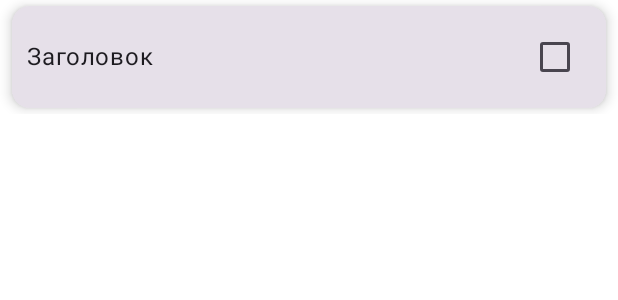
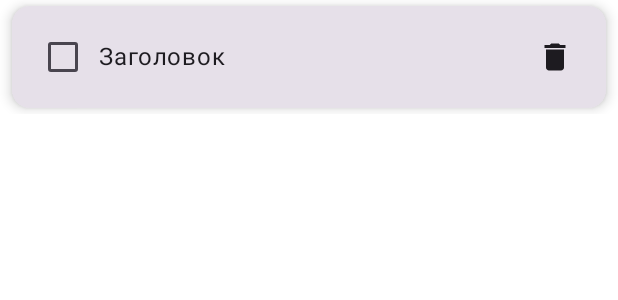
Before and after one commit to EgorPoprotskiy/TaskManager, an Android app built with Jetpack Compose: the @Preview function TaskItemPreview, on a phone screen of 412 x 824 dp. Shown: the top 300 px of the screen. Run offline under Robolectric (Android 15) with nearby library versions, the phone set to English and light mode, and no system bars; our stand-ins replace Room's generated code.

Commit message:
feat: Add delete functionality to tasks

```diff
--- a/app/src/main/java/com/egorpoprotskiy/taskmanager/ui/home/TaskListScreen.kt
+++ b/app/src/main/java/com/egorpoprotskiy/taskmanager/ui/home/TaskListScreen.kt
@@ -13,6 +13,7 @@ import androidx.compose.foundation.lazy.LazyColumn
 import androidx.compose.foundation.lazy.items
 import androidx.compose.material.icons.Icons
 import androidx.compose.material.icons.filled.Add
+import androidx.compose.material.icons.filled.Delete
 import androidx.compose.material3.Checkbox
 import androidx.compose.material3.Text
 import androidx.compose.material3.TopAppBar
@@ -21,6 +22,7 @@ import androidx.compose.material3.CardDefaults
 import androidx.compose.material3.ExperimentalMaterial3Api
 import androidx.compose.material3.FloatingActionButton
 import androidx.compose.material3.Icon
+import androidx.compose.material3.IconButton
 import androidx.compose.material3.MaterialTheme
 import androidx.compose.material3.Scaffold
 import androidx.compose.material3.TopAppBarDefaults
@@ -110,6 +112,9 @@ fun TaskListScreen(
                             onToggleComplete = { taskToUpdate ->
                                 // Обновляем статус задачи через ViewModel
                                 taskViewModel.updateTask(taskToUpdate.copy(isCompleted = !taskToUpdate.isCompleted))
+                            },
+                            onDeleteTask = { deleteToTask ->
+                                taskViewModel.deleteTask(deleteToTask)
                             }
                         )
                     }
@@ -124,7 +129,9 @@ fun TaskItem(
     modifier: Modifier = Modifier,
     task: Task,
     onTaskClick: (Task) -> Unit,
-    onToggleComplete: (Task) -> Unit
+    onToggleComplete: (Task) -> Unit,
+    //13 Добавление удаления элемента
+    onDeleteTask: (Task) -> Unit
 ) {
     Card(
         modifier = modifier
@@ -147,6 +154,12 @@ fun TaskItem(
             //Распределяет элементы так, чтобы они занимали максимально возможное пространство, при этом Text будет слева, а Checkbox — справа.
             horizontalArrangement = Arrangement.SpaceBetween
         ) {
+            Checkbox(
+                //Состояние чекбокса напрямую привязано к свойству isCompleted объекта task.
+                checked = task.isCompleted,
+                //Когда пользователь нажимает на чекбокс, вызывается лямбда onToggleComplete.
+                onCheckedChange = { onToggleComplete(task) }
+            )
             Text(
                 text = task.title,
                 style = MaterialTheme.typography.bodyLarge.copy(
@@ -155,12 +168,14 @@ fun TaskItem(
                 //Позволяет тексту занимать всю доступную горизонтальную ширину, "выталкивая" чекбокс вправо.
                 modifier = Modifier.weight(1f)
             )
-            Checkbox(
-                //Состояние чекбокса напрямую привязано к свойству isCompleted объекта task.
-                checked = task.isCompleted,
-                //Когда пользователь нажимает на чекбокс, вызывается лямбда onToggleComplete.
-                onCheckedChange = { onToggleComplete(task) }
-            )
+            IconButton(
+                onClick = { onDeleteTask(task) }
+            ) {
+                Icon(
+                    imageVector = Icons.Filled.Delete,
+                    contentDescription = stringResource(R.string.delete_task)
+                )
+            }
         }
     }
 }
@@ -177,7 +192,8 @@ fun TaskItemPreview() {
     TaskItem(
         task = task,
         onTaskClick = {},
-        onToggleComplete = {}
+        onToggleComplete = {},
+        onDeleteTask = {}
     )
 }
 
--- a/app/src/main/java/com/egorpoprotskiy/taskmanager/ui/taskentry/TaskEntryScreen.kt
+++ b/app/src/main/java/com/egorpoprotskiy/taskmanager/ui/taskentry/TaskEntryScreen.kt
@@ -1,6 +1,5 @@
 package com.egorpoprotskiy.taskmanager.ui.taskentry
 
-import android.annotation.SuppressLint
 import androidx.compose.foundation.layout.Arrangement
 import androidx.compose.foundation.layout.Column
 import androidx.compose.foundation.layout.Spacer
@@ -31,7 +30,6 @@ import androidx.compose.ui.tooling.preview.Preview
 import androidx.compose.ui.unit.dp
 import androidx.lifecycle.compose.collectAsStateWithLifecycle
 import androidx.lifecycle.viewmodel.compose.viewModel
-import androidx.room.util.copy
 import com.egorpoprotskiy.taskmanager.R
 import com.egorpoprotskiy.taskmanager.ui.home.AppViewModelProvider
 
--- a/app/src/main/res/values/strings.xml
+++ b/app/src/main/res/values/strings.xml
@@ -8,4 +8,5 @@
     <string name="add_placeholder">введите текст</string>
     <string name="add_description_task">Описание</string>
     <string name="save_task">сохранить</string>
+    <string name="delete_task">удалить</string>
 </resources>
```
